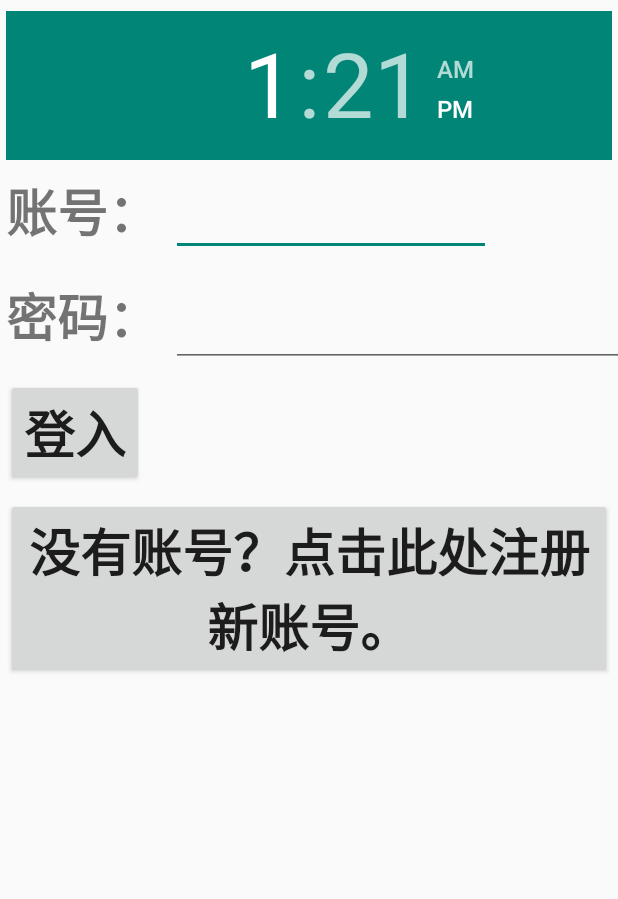
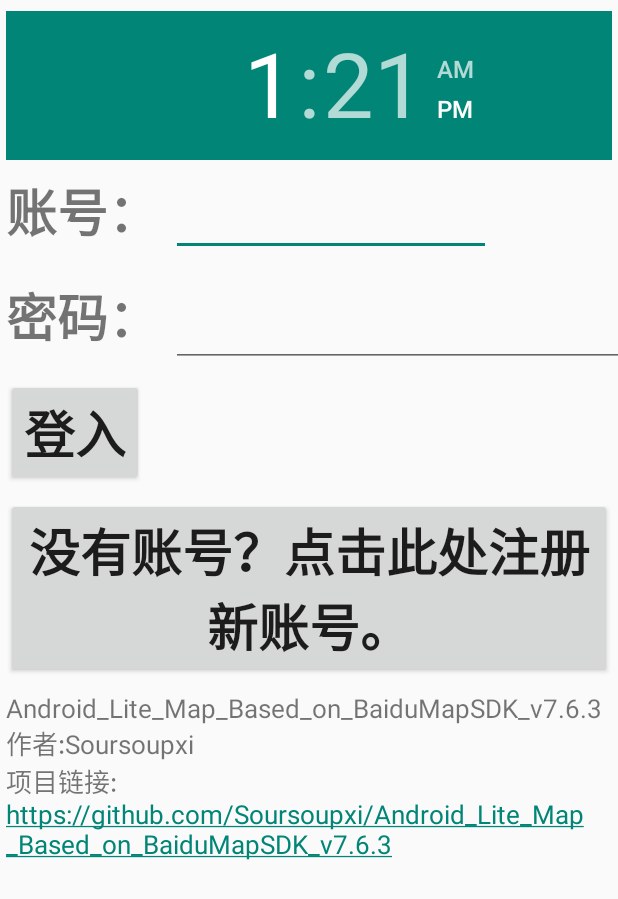
Before and after one commit to Soursoupxi/Android_Lite_Map_Based_on_BaiduMapSDK_v7.6.3, an Android app: the LoginActivity screen opened directly, with no data from a screen before it, on a phone screen of 412 x 824 dp. Shown: the top 899 px of the screen. Run offline under Robolectric (Android 15) with nearby library versions, the phone set to English and light mode, and no system bars.

Commit message:
First commit on 2025-1-16 UTC+8

```diff
--- a/app/src/main/res/layout/login.xml
+++ b/app/src/main/res/layout/login.xml
@@ -80,7 +80,9 @@
             android:layout_rowWeight="0.5"
             android:layout_row="5"
             android:layout_columnSpan="2"
-            android:visibility="invisible">
+            android:textSize="17sp"
+            android:autoLink="web"
+            android:text="Android_Lite_Map_Based_on_BaiduMapSDK_v7.6.3\n作者:Soursoupxi\n项目链接:\nhttps://github.com/Soursoupxi/Android_Lite_Map_Based_on_BaiduMapSDK_v7.6.3">
         </TextView>
     </GridLayout>
 </RelativeLayout>
```
